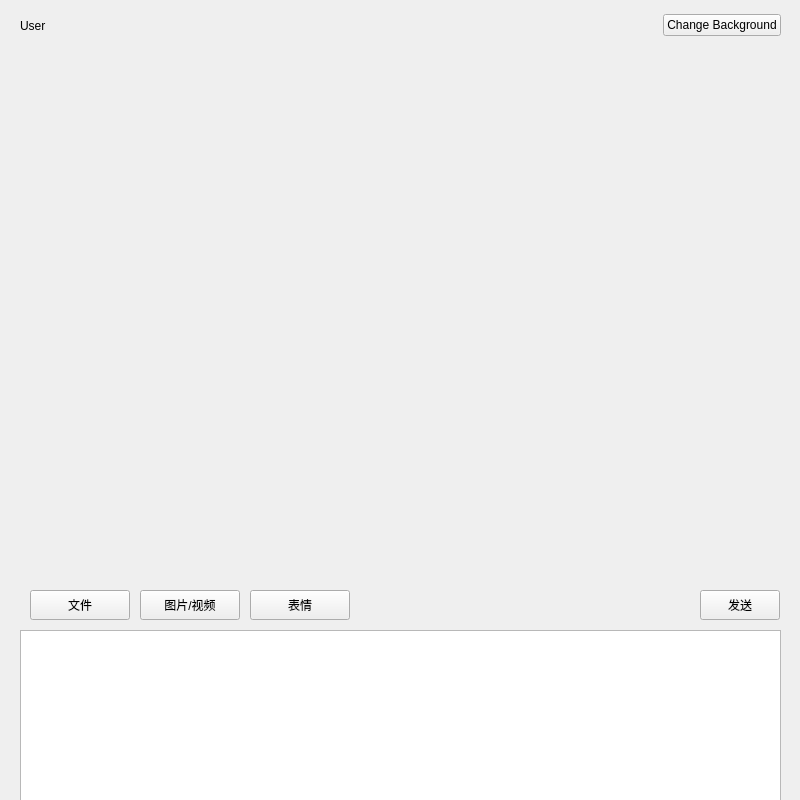
This is LCS/chatwindow.ui in SeeChen/LCS_lanChatSoftware as Qt 5 draws it before an edit. The edited form follows.
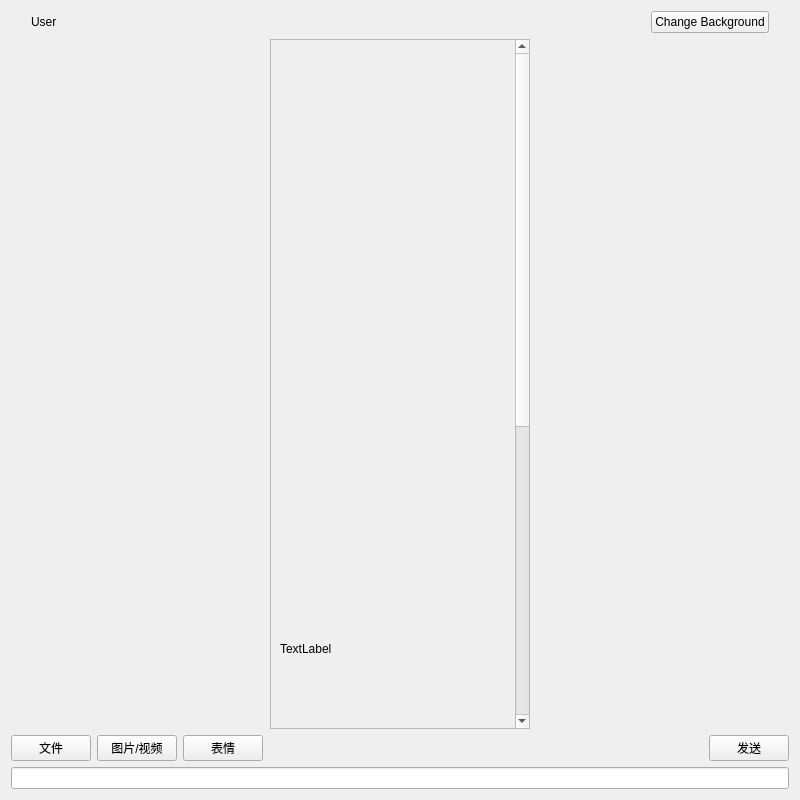
This is the edited form.

Commit message: Chat window minor changes

```diff
--- a/LCS/chatwindow.ui
+++ b/LCS/chatwindow.ui
@@ -13,15 +13,8 @@
   <property name="windowTitle">
    <string>Form</string>
   </property>
-  <widget class="QWidget" name="layoutWidget">
-   <property name="geometry">
-    <rect>
-     <x>0</x>
-     <y>0</y>
-     <width>801</width>
-     <height>51</height>
-    </rect>
-   </property>
+  <layout class="QVBoxLayout" name="verticalLayout_3">
+   <item>
    <layout class="QHBoxLayout" name="horizontalLayout">
     <item>
      <spacer name="horizontalSpacer">
@@ -76,41 +69,58 @@
      </spacer>
     </item>
    </layout>
-  </widget>
-  <widget class="QWidget" name="layoutWidget_2">
-   <property name="geometry">
-    <rect>
-     <x>0</x>
-     <y>60</y>
-     <width>801</width>
-     <height>521</height>
-    </rect>
-   </property>
+   </item>
+   <item>
    <layout class="QHBoxLayout" name="horizontalLayout_2">
     <item>
      <spacer name="horizontalSpacer_3">
       <property name="orientation">
        <enum>Qt::Horizontal</enum>
       </property>
-      <property name="sizeType">
-       <enum>QSizePolicy::Fixed</enum>
-      </property>
       <property name="sizeHint" stdset="0">
        <size>
-        <width>20</width>
+         <width>40</width>
         <height>20</height>
        </size>
       </property>
      </spacer>
     </item>
     <item>
-     <widget class="QLabel" name="labelChatting">
-      <property name="text">
-       <string/>
-      </property>
-      <property name="scaledContents">
+      <widget class="QScrollArea" name="scrollArea">
+       <property name="widgetResizable">
        <bool>true</bool>
       </property>
+       <widget class="QWidget" name="scrollAreaWidgetContents">
+        <property name="geometry">
+         <rect>
+          <x>0</x>
+          <y>0</y>
+          <width>1222</width>
+          <height>1222</height>
+         </rect>
+        </property>
+        <layout class="QVBoxLayout" name="verticalLayout">
+         <item>
+          <widget class="QLabel" name="labelChatting">
+           <property name="minimumSize">
+            <size>
+             <width>0</width>
+             <height>1200</height>
+            </size>
+           </property>
+           <property name="maximumSize">
+            <size>
+             <width>16777215</width>
+             <height>16777215</height>
+            </size>
+           </property>
+           <property name="text">
+            <string>TextLabel</string>
+           </property>
+          </widget>
+         </item>
+        </layout>
+       </widget>
      </widget>
     </item>
     <item>
@@ -118,118 +128,69 @@
       <property name="orientation">
        <enum>Qt::Horizontal</enum>
       </property>
-      <property name="sizeType">
-       <enum>QSizePolicy::Fixed</enum>
-      </property>
       <property name="sizeHint" stdset="0">
        <size>
-        <width>20</width>
+         <width>40</width>
         <height>20</height>
        </size>
       </property>
      </spacer>
     </item>
    </layout>
-  </widget>
+   </item>
+   <item>
+    <layout class="QVBoxLayout" name="verticalLayout_2">
+     <item>
+      <layout class="QHBoxLayout" name="horizontalLayout_3">
+       <item>
   <widget class="QPushButton" name="pushButtonFile">
-   <property name="geometry">
-    <rect>
-     <x>30</x>
-     <y>590</y>
-     <width>100</width>
-     <height>30</height>
-    </rect>
-   </property>
    <property name="text">
     <string>文件</string>
    </property>
   </widget>
+       </item>
+       <item>
   <widget class="QPushButton" name="pushButtonPic">
-   <property name="geometry">
-    <rect>
-     <x>140</x>
-     <y>590</y>
-     <width>100</width>
-     <height>30</height>
-    </rect>
-   </property>
    <property name="text">
     <string>图片/视频</string>
    </property>
   </widget>
+       </item>
+       <item>
   <widget class="QPushButton" name="pushButtonEmoji">
-   <property name="geometry">
-    <rect>
-     <x>250</x>
-     <y>590</y>
-     <width>100</width>
-     <height>30</height>
-    </rect>
-   </property>
    <property name="text">
     <string>表情</string>
    </property>
   </widget>
+       </item>
+       <item>
+        <spacer name="horizontalSpacer_5">
+         <property name="orientation">
+          <enum>Qt::Horizontal</enum>
+         </property>
+         <property name="sizeHint" stdset="0">
+          <size>
+           <width>318</width>
+           <height>20</height>
+          </size>
+         </property>
+        </spacer>
+       </item>
+       <item>
   <widget class="QPushButton" name="pushButtonSend">
-   <property name="geometry">
-    <rect>
-     <x>700</x>
-     <y>590</y>
-     <width>80</width>
-     <height>30</height>
-    </rect>
-   </property>
    <property name="text">
     <string>发送</string>
    </property>
   </widget>
-  <widget class="QWidget" name="layoutWidget_3">
-   <property name="geometry">
-    <rect>
-     <x>0</x>
-     <y>630</y>
-     <width>801</width>
-     <height>171</height>
-    </rect>
-   </property>
-   <layout class="QHBoxLayout" name="horizontalLayout_3">
-    <item>
-     <spacer name="horizontalSpacer_5">
-      <property name="orientation">
-       <enum>Qt::Horizontal</enum>
-      </property>
-      <property name="sizeType">
-       <enum>QSizePolicy::Fixed</enum>
-      </property>
-      <property name="sizeHint" stdset="0">
-       <size>
-        <width>20</width>
-        <height>20</height>
-       </size>
-      </property>
-     </spacer>
-    </item>
-    <item>
-     <widget class="QTextEdit" name="textEditChat"/>
+       </item>
+      </layout>
     </item>
     <item>
-     <spacer name="horizontalSpacer_6">
-      <property name="orientation">
-       <enum>Qt::Horizontal</enum>
-      </property>
-      <property name="sizeType">
-       <enum>QSizePolicy::Fixed</enum>
-      </property>
-      <property name="sizeHint" stdset="0">
-       <size>
-        <width>20</width>
-        <height>20</height>
-       </size>
-      </property>
-     </spacer>
-    </item>
-   </layout>
-  </widget>
+      <widget class="QLineEdit" name="lineEdit"/>
+     </item>
+    </layout>
+   </item>
+  </layout>
  </widget>
  <resources/>
  <connections/>
```
Lines whose indentation alone changed are shown as unchanged. The commit also changes 7 other files.
